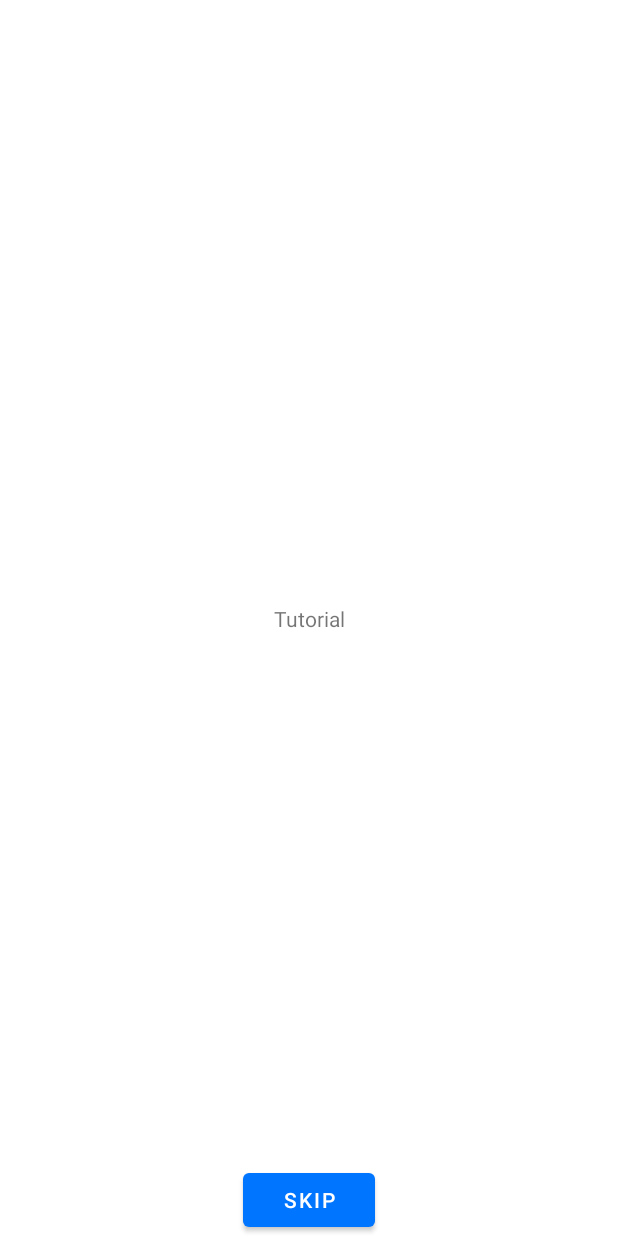
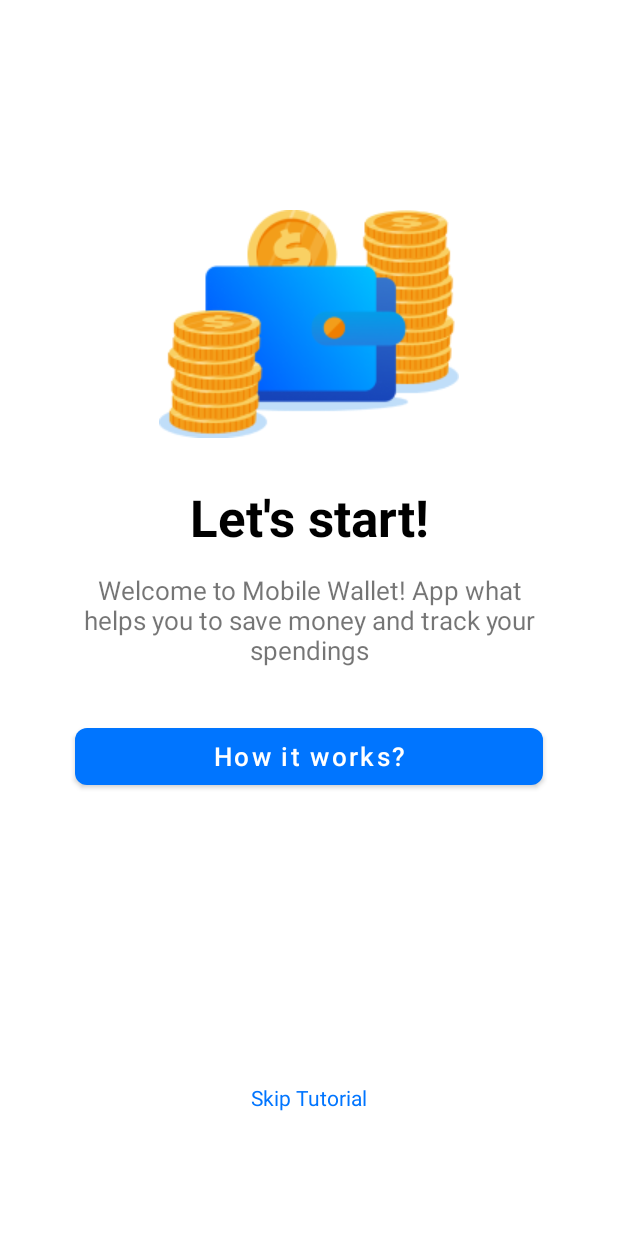
Before and after one commit to SuranshyT/WalletApp, an Android app: the screen it shows after launch (MainActivity), on a phone screen of 412 x 824 dp. Run offline under Robolectric (Android 15) with nearby library versions, the phone set to English and light mode, and no system bars; our stand-ins replace navigation-ui.

Commit message:
[Added] Tutorial ViewPager, AppName changed

```diff
--- a/app/src/main/java/kz/home/walletapp/presentation/App.kt
+++ b/app/src/main/java/kz/home/walletapp/App.kt
@@ -1,4 +1,4 @@
-package kz.home.walletapp.presentation
+package kz.home.walletapp
 
 import android.app.Application
 import org.koin.core.context.GlobalContext
--- a/app/src/main/java/kz/home/walletapp/presentation/MainActivity.kt
+++ b/app/src/main/java/kz/home/walletapp/presentation/MainActivity.kt
@@ -2,11 +2,9 @@ package kz.home.walletapp.presentation
 
 import androidx.appcompat.app.AppCompatActivity
 import android.os.Bundle
-import android.util.Log
 import android.view.View
 import androidx.navigation.NavDestination
 import androidx.navigation.fragment.NavHostFragment
-import androidx.navigation.ui.setupActionBarWithNavController
 import androidx.navigation.ui.setupWithNavController
 import com.google.android.material.bottomnavigation.BottomNavigationView
 import kz.home.walletapp.R
@@ -24,9 +22,10 @@ class MainActivity : AppCompatActivity() {
 
         navController.addOnDestinationChangedListener { _, destination: NavDestination, _ ->
             when (destination.id) {
-                R.id.tutorialFragment -> bottomNavigationView.visibility = View.GONE
+                R.id.welcomeFragment -> bottomNavigationView.visibility = View.GONE
                 R.id.loginFragment -> bottomNavigationView.visibility = View.GONE
                 R.id.registrationFragment -> bottomNavigationView.visibility = View.GONE
+                R.id.tutorialFragment -> bottomNavigationView.visibility = View.GONE
                 else -> bottomNavigationView.visibility = View.VISIBLE
             }
         }
--- /dev/null
+++ b/app/src/main/java/kz/home/walletapp/presentation/welcome/WelcomeFragment.kt
@@ -0,0 +1,25 @@
+package kz.home.walletapp.presentation.welcome
+
+import android.os.Bundle
+import android.view.View
+import android.widget.TextView
+import androidx.fragment.app.Fragment
+import androidx.navigation.Navigation
+import kz.home.walletapp.R
+
+class WelcomeFragment : Fragment(R.layout.fragment_welcome) {
+
+    override fun onViewCreated(view: View, savedInstanceState: Bundle?) {
+        super.onViewCreated(view, savedInstanceState)
+
+        val skipTutorialTextView = view.findViewById<TextView>(R.id.tv_skip_tutorial)
+        skipTutorialTextView.setOnClickListener {
+            Navigation.findNavController(view).navigate(R.id.action_welcomeFragment_to_loginFragment)
+        }
+
+        val startTutorialButton = view.findViewById<TextView>(R.id.btn_start_tutorial)
+        startTutorialButton.setOnClickListener {
+            Navigation.findNavController(view).navigate(R.id.action_welcomeFragment_to_tutorialFragment)
+        }
+    }
+}
--- /dev/null
+++ b/app/src/main/res/layout/fragment_welcome.xml
@@ -0,0 +1,72 @@
+<?xml version="1.0" encoding="utf-8"?>
+<androidx.constraintlayout.widget.ConstraintLayout xmlns:android="http://schemas.android.com/apk/res/android"
+    xmlns:tools="http://schemas.android.com/tools"
+    android:layout_width="match_parent"
+    android:layout_height="match_parent"
+    xmlns:app="http://schemas.android.com/apk/res-auto">
+
+    <ImageView
+        android:id="@+id/imageView"
+        android:layout_width="wrap_content"
+        android:layout_height="wrap_content"
+        android:src="@drawable/img_start"
+        android:layout_marginTop="140dp"
+        app:layout_constraintEnd_toEndOf="parent"
+        app:layout_constraintStart_toStartOf="parent"
+        app:layout_constraintTop_toTopOf="parent" />
+
+    <TextView
+        android:id="@+id/title_start"
+        android:layout_width="wrap_content"
+        android:layout_height="wrap_content"
+        android:layout_marginTop="30dp"
+        android:text="Let's start!"
+        android:textColor="@color/black"
+        android:textSize="34sp"
+        android:textStyle="bold"
+        app:layout_constraintEnd_toEndOf="parent"
+        app:layout_constraintStart_toStartOf="parent"
+        app:layout_constraintTop_toBottomOf="@+id/imageView" />
+
+    <TextView
+        android:id="@+id/message_start"
+        android:layout_width="0dp"
+        android:layout_height="wrap_content"
+        android:layout_marginTop="14dp"
+        android:gravity="center_horizontal"
+        android:text="Welcome to Mobile Wallet! App what helps you to save money and track your spendings"
+        android:textSize="17sp"
+        android:layout_marginHorizontal="50dp"
+        app:layout_constraintEnd_toEndOf="parent"
+        app:layout_constraintHorizontal_bias="1.0"
+        app:layout_constraintStart_toStartOf="parent"
+        app:layout_constraintTop_toBottomOf="@+id/title_start" />
+
+    <com.google.android.material.button.MaterialButton
+        android:id="@+id/btn_start_tutorial"
+        android:layout_width="0dp"
+        android:layout_height="50dp"
+        android:layout_marginHorizontal="50dp"
+        android:text="How it works?"
+        android:layout_marginTop="34dp"
+        android:textAllCaps="false"
+        android:textSize="17sp"
+        app:cornerRadius="8dp"
+        app:layout_constraintEnd_toEndOf="parent"
+        app:layout_constraintStart_toStartOf="parent"
+        app:layout_constraintTop_toBottomOf="@+id/message_start" />
+
+    <TextView
+        android:id="@+id/tv_skip_tutorial"
+        android:layout_width="wrap_content"
+        android:layout_height="wrap_content"
+        android:text="Skip Tutorial"
+        android:textAllCaps="false"
+        android:textColor="@color/blue"
+        app:layout_constraintBottom_toBottomOf="parent"
+        app:layout_constraintEnd_toEndOf="parent"
+        app:layout_constraintStart_toStartOf="parent"
+        app:layout_constraintTop_toBottomOf="@+id/btn_start_tutorial"
+        app:layout_constraintVertical_bias="0.7" />
+
+</androidx.constraintlayout.widget.ConstraintLayout>
--- a/app/src/main/res/navigation/nav_graph.xml
+++ b/app/src/main/res/navigation/nav_graph.xml
@@ -3,16 +3,19 @@
     xmlns:app="http://schemas.android.com/apk/res-auto"
     xmlns:tools="http://schemas.android.com/tools"
     android:id="@+id/nav_graph"
-    app:startDestination="@id/tutorialFragment">
+    app:startDestination="@id/welcomeFragment">
 
     <fragment
-        android:id="@+id/tutorialFragment"
-        android:name="kz.home.walletapp.presentation.tutorial.TutorialFragment"
+        android:id="@+id/welcomeFragment"
+        android:name="kz.home.walletapp.presentation.welcome.WelcomeFragment"
         android:label="TutorialFragment"
-        tools:layout="@layout/fragment_tutorial">
+        tools:layout="@layout/fragment_welcome">
         <action
-            android:id="@+id/action_tutorialFragment_to_loginFragment"
+            android:id="@+id/action_welcomeFragment_to_loginFragment"
             app:destination="@id/loginFragment" />
+        <action
+            android:id="@+id/action_welcomeFragment_to_tutorialFragment"
+            app:destination="@id/tutorialFragment" />
     </fragment>
     <fragment
         android:id="@+id/loginFragment"
@@ -50,4 +53,13 @@
         android:id="@+id/moreFragment"
         android:name="kz.home.walletapp.presentation.MoreFragment"
         android:label="MoreFragment" />
+    <fragment
+        android:id="@+id/tutorialFragment"
+        android:name="kz.home.walletapp.presentation.tutorial.TutorialFragment"
+        android:label="TutorialFragment"
+        tools:layout="@layout/fragment_tutorial">
+        <action
+            android:id="@+id/action_tutorialFragment_to_loginFragment"
+            app:destination="@id/loginFragment" />
+    </fragment>
 </navigation>
--- a/app/src/main/res/values/colors.xml
+++ b/app/src/main/res/values/colors.xml
@@ -7,4 +7,5 @@
     <color name="teal_700">#FF018786</color>
     <color name="black">#FF000000</color>
     <color name="white">#FFFFFFFF</color>
+    <color name="blue">#0075FF</color>
 </resources>
--- a/app/src/main/res/values/strings.xml
+++ b/app/src/main/res/values/strings.xml
@@ -1,3 +1,3 @@
 <resources>
-    <string name="app_name">WalletApp</string>
+    <string name="app_name">Mobile Wallet</string>
 </resources>
--- a/app/src/main/res/values/themes.xml
+++ b/app/src/main/res/values/themes.xml
@@ -2,8 +2,8 @@
     <!-- Base application theme. -->
     <style name="Theme.WalletApp" parent="Theme.MaterialComponents.DayNight.NoActionBar">
         <!-- Primary brand color. -->
-        <item name="colorPrimary">#0075FF</item>
-        <item name="colorPrimaryVariant">#0075FF</item>
+        <item name="colorPrimary">@color/blue</item>
+        <item name="colorPrimaryVariant">@color/blue</item>
         <item name="colorOnPrimary">@color/white</item>
         <!-- Secondary brand color. -->
         <item name="colorSecondary">@color/teal_200</item>
```
Also changed, not shown: app/src/main/java/kz/home/walletapp/data/Data.kt (added, +12 -0 lines), app/src/main/java/kz/home/walletapp/domain/model/Tutorial.kt (added, +10 -0 lines), app/src/main/java/kz/home/walletapp/presentation/tutorial/TutorialAdapter.kt (added, +48 -0 lines), app/src/main/java/kz/home/walletapp/presentation/tutorial/TutorialFragment.kt (+22 -6 lines), app/src/main/java/kz/home/walletapp/presentation/tutorial/TutorialSlideFragment.kt (added, +7 -0 lines), app/src/main/res/drawable/default_dot.xml (added, +13 -0 lines), app/src/main/res/drawable/selected_dot.xml (added, +13 -0 lines), app/src/main/res/drawable/tab_selector.xml (added, +7 -0 lines), app/src/main/res/layout/fragment_tutorial.xml (+31 -16 lines), app/src/main/res/layout/fragment_tutorial_slide.xml (added, +32 -0 lines), app/src/main/res/drawable/img_start.png (added).
